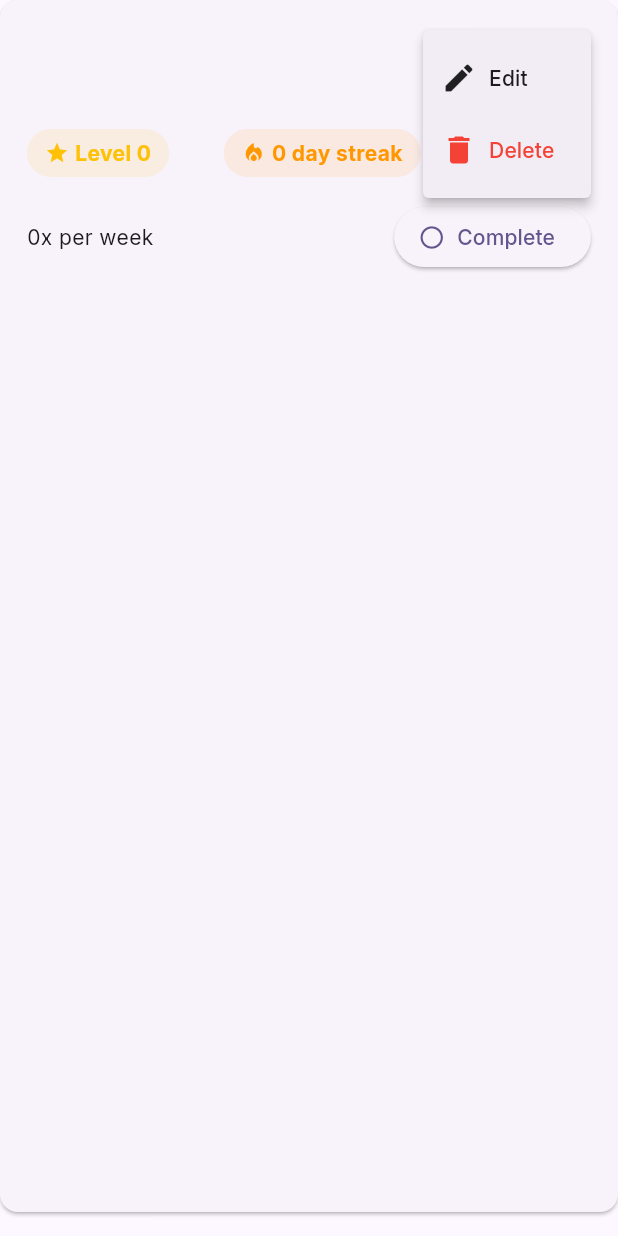
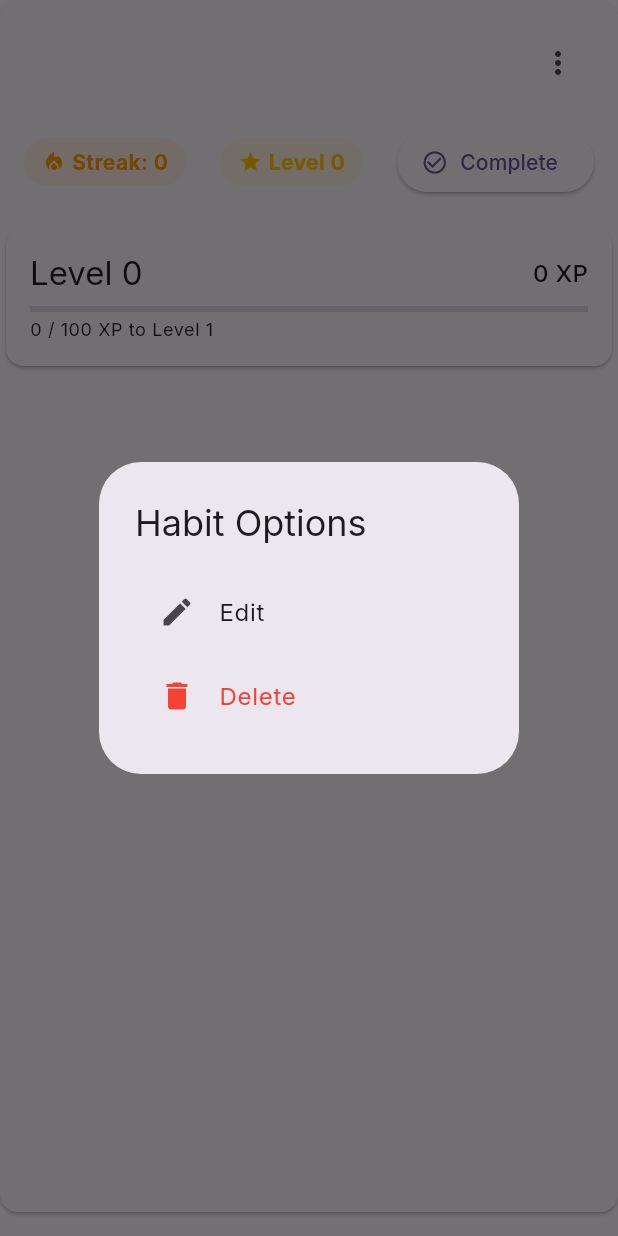
Before and after one commit to sam-baraka/habit_tracker, a Flutter app: the HabitCard widget shown alone on an empty page, opened directly with empty values, after a tap on the "more vert" icon, on a phone screen of 412 x 824 dp. Run offline on Flutter 3.47's test engine with Material 3 defaults, Android fonts, the light colour scheme and no system bars; our stand-ins replace auto_route, bloc, cloud_firestore, equatable, firebase_auth, firebase_core and 4 more; accounts and stored records are empty.

Commit message:
Add animated stat card and refactor habit card with progress tracking
- Introduced AnimatedStatCard widget for displaying animated statistics with scaling, fading, and sliding transitions.
- Refactored HabitCard to utilize new animations and improved layout, enhancing user interaction.
- Added HabitProgressCard to show XP progress and achievements, integrating gamification features for better user engagement.
- Updated animations in HabitCard for smoother transitions and visual feedback on habit completion.

```diff
--- a/lib/presentation/widgets/habit_card.dart
+++ b/lib/presentation/widgets/habit_card.dart
@@ -1,8 +1,10 @@
+import 'package:auto_route/auto_route.dart';
 import 'package:flutter/material.dart';
 import 'package:flutter_bloc/flutter_bloc.dart';
 import 'package:solutech_interview/domain/models/habit.dart';
 import 'package:solutech_interview/presentation/blocs/habit/habit_bloc.dart';
-import 'package:solutech_interview/presentation/widgets/add_habit_dialog.dart';
+import 'package:solutech_interview/presentation/widgets/habit_progress_card.dart';
+import 'package:solutech_interview/routes/router.dart';
 
 class HabitCard extends StatefulWidget {
   final Habit habit;
@@ -16,34 +18,70 @@ class HabitCard extends StatefulWidget {
   State<HabitCard> createState() => _HabitCardState();
 }
 
-class _HabitCardState extends State<HabitCard> with SingleTickerProviderStateMixin {
-  late final AnimationController _controller;
-  late final Animation<double> _scaleAnimation;
-  late final Animation<double> _fadeAnimation;
+class _HabitCardState extends State<HabitCard> with TickerProviderStateMixin {
+  late AnimationController _slideController;
+  late AnimationController _scaleController;
+  late Animation<Offset> _slideAnimation;
+  late Animation<double> _scaleAnimation;
 
   @override
   void initState() {
     super.initState();
-    _controller = AnimationController(
+    _slideController = AnimationController(
       duration: const Duration(milliseconds: 300),
       vsync: this,
     );
-
-    _scaleAnimation = Tween<double>(begin: 0.95, end: 1.0).animate(
-      CurvedAnimation(parent: _controller, curve: Curves.easeOut),
+    _scaleController = AnimationController(
+      duration: const Duration(milliseconds: 500),
+      vsync: this,
     );
 
-    _fadeAnimation = Tween<double>(begin: 0.0, end: 1.0).animate(
-      CurvedAnimation(parent: _controller, curve: Curves.easeOut),
-    );
+    _slideAnimation = Tween<Offset>(
+      begin: const Offset(1.0, 0.0),
+      end: Offset.zero,
+    ).animate(CurvedAnimation(
+      parent: _slideController,
+      curve: Curves.easeOut,
+    ));
 
-    _controller.forward();
+    _scaleAnimation = TweenSequence<double>([
+      TweenSequenceItem(
+        tween: Tween<double>(begin: 1.0, end: 1.2),
+        weight: 1.0,
+      ),
+      TweenSequenceItem(
+        tween: Tween<double>(begin: 1.2, end: 1.0),
+        weight: 1.0,
+      ),
+    ]).animate(CurvedAnimation(
+      parent: _scaleController,
+      curve: Curves.easeInOut,
+    ));
+
+    _slideController.forward();
   }
 
   @override
   void dispose() {
-    _controller.dispose();
+    _slideController.dispose();
+    _scaleController.dispose();
     super.dispose();
+  }
+
+  void _showLevelUpDialog(BuildContext context, int newLevel) {
+    showDialog(
+      context: context,
+      builder: (context) => AlertDialog(
+        title: const Text('Level Up! 🎉'),
+        content: Text('Congratulations! You reached level $newLevel!'),
+        actions: [
+          TextButton(
+            onPressed: () => Navigator.pop(context),
+            child: const Text('Continue'),
+          ),
+        ],
+      ),
+    );
   }
 
   @override
@@ -57,24 +95,20 @@ class _HabitCardState extends State<HabitCard> with SingleTickerProviderStateMix
           date.day == today.day,
     );
 
-    return FadeTransition(
-      opacity: _fadeAnimation,
+    return SlideTransition(
+      position: _slideAnimation,
       child: ScaleTransition(
         scale: _scaleAnimation,
         child: Card(
             margin: const EdgeInsets.only(bottom: 16),
             child: InkWell(
-            onTap: () {},
-            child: AnimatedContainer(
-              duration: const Duration(milliseconds: 300),
-              decoration: BoxDecoration(
-                borderRadius: BorderRadius.circular(12),
-                border: Border.all(
-                  color: isCompletedToday ? Colors.green : Colors.transparent,
-                  width: 2,
-                ),
-              ),
-              child: Padding(
+              onTap: () {
+                AutoRouter.of(context)
+                    .push(HabitStatsRoute(habit: widget.habit));
+              },
+              child: Column(
+                children: [
+                  Padding(
                     padding: const EdgeInsets.all(16),
                     child: Column(
                       crossAxisAlignment: CrossAxisAlignment.start,
@@ -97,36 +131,9 @@ class _HabitCardState extends State<HabitCard> with SingleTickerProviderStateMix
                                 ],
                               ),
                             ),
-                        PopupMenuButton<String>(
-                          onSelected: (value) {
-                            if (value == 'edit') {
-                              _showEditDialog(context);
-                            } else if (value == 'delete') {
-                              _showDeleteConfirmation(context);
-                            }
-                          },
-                          itemBuilder: (context) => [
-                            const PopupMenuItem(
-                              value: 'edit',
-                              child: Row(
-                                children: [
-                                  Icon(Icons.edit),
-                                  SizedBox(width: 8),
-                                  Text('Edit'),
-                                ],
-                              ),
-                            ),
-                            const PopupMenuItem(
-                              value: 'delete',
-                              child: Row(
-                                children: [
-                                  Icon(Icons.delete, color: Colors.red),
-                                  SizedBox(width: 8),
-                                  Text('Delete', style: TextStyle(color: Colors.red)),
-                                ],
-                              ),
-                            ),
-                          ],
+                            IconButton(
+                              icon: const Icon(Icons.more_vert),
+                              onPressed: () => _showOptionsDialog(context),
                             ),
                           ],
                         ),
@@ -134,69 +141,34 @@ class _HabitCardState extends State<HabitCard> with SingleTickerProviderStateMix
                         Row(
                           mainAxisAlignment: MainAxisAlignment.spaceBetween,
                           children: [
-                        _buildAnimatedStatChip(
+                            _buildStatChip(
+                              context,
+                              'Streak: ${widget.habit.currentStreak}',
+                              Icons.local_fire_department,
+                              Colors.orange,
+                            ),
+                            _buildStatChip(
                               context,
                               'Level ${widget.habit.level}',
                               Icons.star,
                               Colors.amber,
                             ),
-                        _buildAnimatedStatChip(
-                          context,
-                          '${widget.habit.currentStreak} day streak',
-                          Icons.local_fire_department,
-                          Colors.orange,
-                        ),
-                        _buildAnimatedStatChip(
-                          context,
-                          '${widget.habit.xp} XP',
-                          Icons.flash_on,
-                          Colors.purple,
-                        ),
-                      ],
-                    ),
-                    const SizedBox(height: 16),
-                    Row(
-                      children: [
-                        Expanded(
-                          child: Text(
-                            '${widget.habit.frequency}x per week',
-                            style: theme.textTheme.bodyMedium,
-                          ),
-                        ),
-                        Hero(
-                          tag: 'complete_button_${widget.habit.id}',
-                          child: ElevatedButton.icon(
+                            ElevatedButton.icon(
                               onPressed: isCompletedToday
                                   ? null
-                                : () {
-                                    _animateCompletion(() {
-                                      context
-                                          .read<HabitBloc>()
-                                          .add(MarkHabitCompleted(widget.habit));
-                                    });
-                                  },
-                            icon: AnimatedSwitcher(
-                              duration: const Duration(milliseconds: 300),
-                              child: Icon(
+                                  : () => _onComplete(context),
+                              icon: Icon(
                                 isCompletedToday
                                     ? Icons.check_circle
-                                    : Icons.circle_outlined,
-                                key: ValueKey(isCompletedToday),
+                                    : Icons.check_circle_outline,
                               ),
-                            ),
-                            label: AnimatedSwitcher(
-                              duration: const Duration(milliseconds: 300),
-                              child: Text(
+                              label: Text(
                                 isCompletedToday ? 'Completed' : 'Complete',
-                                key: ValueKey(isCompletedToday),
-                              ),
                               ),
                               style: ElevatedButton.styleFrom(
-                              backgroundColor:
-                                  isCompletedToday ? Colors.green : null,
-                              foregroundColor:
-                                  isCompletedToday ? Colors.white : null,
-                            ),
+                                backgroundColor: isCompletedToday
+                                    ? Colors.green.withOpacity(0.6)
+                                    : null,
                               ),
                             ),
                           ],
@@ -204,68 +176,90 @@ class _HabitCardState extends State<HabitCard> with SingleTickerProviderStateMix
                       ],
                     ),
                   ),
+                  HabitProgressCard(habit: widget.habit),
+                ],
               ),
-          ),
-        ),
+            )),
       ),
     );
   }
 
-  Widget _buildAnimatedStatChip(
+  void _onComplete(BuildContext context) {
+    final oldLevel = widget.habit.level;
+    context.read<HabitBloc>().add(MarkHabitCompleted(widget.habit));
+
+    // Trigger scale animation
+    _scaleController.forward().then((_) => _scaleController.reset());
+
+    // Check for level up after state update
+    Future.delayed(const Duration(milliseconds: 300), () {
+      final currentState = context.read<HabitBloc>().state;
+      final updatedHabit = currentState.habits.firstWhere(
+        (h) => h.id == widget.habit.id,
+        orElse: () => widget.habit,
+      );
+
+      if (updatedHabit.level > oldLevel) {
+        _showLevelUpDialog(context, updatedHabit.level);
+      }
+    });
+  }
+
+  Widget _buildStatChip(
     BuildContext context,
     String label,
     IconData icon,
     Color color,
   ) {
-    return TweenAnimationBuilder<double>(
-      tween: Tween(begin: 0.0, end: 1.0),
-      duration: const Duration(milliseconds: 500),
-      builder: (context, value, child) {
-        return Transform.scale(
-          scale: value,
-          child: Container(
+    return Container(
       padding: const EdgeInsets.symmetric(horizontal: 12, vertical: 6),
       decoration: BoxDecoration(
-              color: color.withOpacity(0.1 * value),
+        color: color.withOpacity(0.1),
         borderRadius: BorderRadius.circular(16),
       ),
       child: Row(
         mainAxisSize: MainAxisSize.min,
         children: [
-                Icon(
-                  icon,
-                  size: 16,
-                  color: color.withOpacity(value),
-                ),
+          Icon(icon, size: 16, color: color),
           const SizedBox(width: 4),
           Text(
             label,
             style: TextStyle(
-                    color: color.withOpacity(value),
+              color: color,
               fontWeight: FontWeight.bold,
             ),
           ),
         ],
       ),
-          ),
-        );
-      },
     );
   }
 
-  void _animateCompletion(VoidCallback onComplete) {
-    _controller.reverse().then((_) {
-      onComplete();
-      _controller.forward();
-    });
-  }
-
-  void _showEditDialog(BuildContext context) {
+  void _showOptionsDialog(BuildContext context) {
     showDialog(
       context: context,
-      builder: (context) => AddHabitDialog(
-        userId: widget.habit.userId,
-        habit: widget.habit,
+      builder: (context) => AlertDialog(
+        title: const Text('Habit Options'),
+        content: Column(
+          mainAxisSize: MainAxisSize.min,
+          children: [
+            ListTile(
+              leading: const Icon(Icons.edit),
+              title: const Text('Edit'),
+              onTap: () {
+                Navigator.pop(context);
+                // TODO: Show edit dialog
+              },
+            ),
+            ListTile(
+              leading: const Icon(Icons.delete, color: Colors.red),
+              title: const Text('Delete', style: TextStyle(color: Colors.red)),
+              onTap: () {
+                Navigator.pop(context);
+                _showDeleteConfirmation(context);
+              },
+            ),
+          ],
+        ),
       ),
     );
   }
@@ -275,7 +269,8 @@ class _HabitCardState extends State<HabitCard> with SingleTickerProviderStateMix
       context: context,
       builder: (context) => AlertDialog(
         title: const Text('Delete Habit'),
-        content: Text('Are you sure you want to delete "${widget.habit.name}"?'),
+        content:
+            Text('Are you sure you want to delete "${widget.habit.name}"?'),
         actions: [
           TextButton(
             onPressed: () => Navigator.pop(context),
--- /dev/null
+++ b/lib/presentation/widgets/habit_progress_card.dart
@@ -0,0 +1,83 @@
+import 'package:flutter/material.dart';
+import 'package:solutech_interview/domain/models/habit.dart';
+import 'package:solutech_interview/domain/services/gamification_service.dart';
+
+class HabitProgressCard extends StatelessWidget {
+  final Habit habit;
+
+  const HabitProgressCard({
+    super.key,
+    required this.habit,
+  });
+
+  @override
+  Widget build(BuildContext context) {
+    final theme = Theme.of(context);
+    final xpForNext = GamificationService.xpForNextLevel(habit.xp);
+    final xpProgress = habit.xp % GamificationService.xpPerLevel;
+    final progressPercent = xpProgress / GamificationService.xpPerLevel;
+
+    return Card(
+      child: Padding(
+        padding: const EdgeInsets.all(16),
+        child: Column(
+          crossAxisAlignment: CrossAxisAlignment.start,
+          children: [
+            Row(
+              mainAxisAlignment: MainAxisAlignment.spaceBetween,
+              children: [
+                Text(
+                  'Level ${habit.level}',
+                  style: theme.textTheme.titleLarge,
+                ),
+                Text(
+                  '${habit.xp} XP',
+                  style: theme.textTheme.titleMedium,
+                ),
+              ],
+            ),
+            const SizedBox(height: 8),
+            LinearProgressIndicator(
+              value: progressPercent,
+              backgroundColor: theme.colorScheme.primary.withOpacity(0.2),
+            ),
+            const SizedBox(height: 4),
+            Text(
+              '${xpProgress} / ${GamificationService.xpPerLevel} XP to Level ${habit.level + 1}',
+              style: theme.textTheme.bodySmall,
+            ),
+            if (habit.achievements.isNotEmpty) ...[
+              const SizedBox(height: 16),
+              Text(
+                'Achievements',
+                style: theme.textTheme.titleMedium,
+              ),
+              const SizedBox(height: 8),
+              SizedBox(
+                height: 80,
+                child: ListView.separated(
+                  scrollDirection: Axis.horizontal,
+                  itemCount: habit.achievements.length,
+                  separatorBuilder: (context, index) =>
+                      const SizedBox(width: 8),
+                  itemBuilder: (context, index) {
+                    final achievement = habit.achievements[index];
+                    return Tooltip(
+                      message:
+                          '${achievement.name}\n${achievement.description}',
+                      child: Image.asset(
+                        achievement.iconPath,
+                        width: 48,
+                        height: 48,
+                      ),
+                    );
+                  },
+                ),
+              ),
+            ],
+          ],
+        ),
+      ),
+    );
+  }
+}
```
Also changed, not shown: lib/presentation/widgets/animated_stat_card.dart (added, +115 -0 lines). Lines whose indentation alone changed are shown as unchanged.
